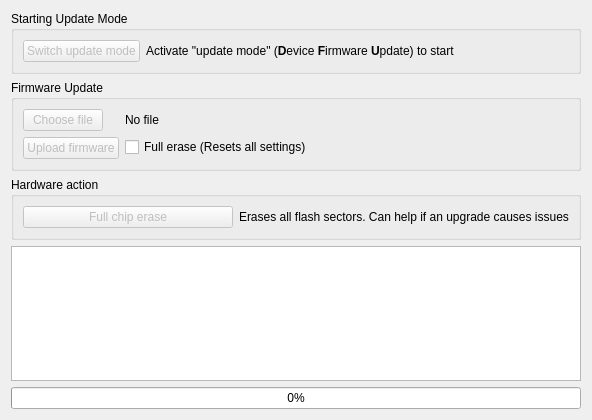
Old version of the form res/dfu.ui in the repository Ultrawipf/OpenFFBoard-configurator.
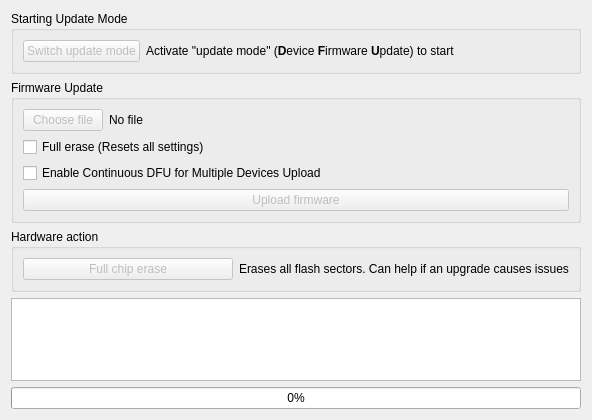
New version of the form.

Commit message: DFU for Multiple Devices Upload

What changed in the file:
```diff
--- a/res/dfu.ui
+++ b/res/dfu.ui
@@ -75,7 +75,7 @@
         </property>
        </widget>
       </item>
-      <item row="2" column="0">
+      <item row="4" column="0" colspan="2">
        <widget class="QPushButton" name="pushButton_upload">
         <property name="enabled">
          <bool>false</bool>
@@ -85,7 +85,14 @@
         </property>
        </widget>
       </item>
-      <item row="2" column="1">
+      <item row="3" column="0" colspan="2">
+       <widget class="QCheckBox" name="checkBox_multipleDevices">
+        <property name="text">
+         <string>Enable Continuous DFU for Multiple Devices Upload</string>
+        </property>
+       </widget>
+      </item>
+      <item row="2" column="0" colspan="2">
        <widget class="QCheckBox" name="checkBox_massErase">
         <property name="text">
          <string>Full erase (Resets all settings)</string>
```
The commit also changes 1 other file.
